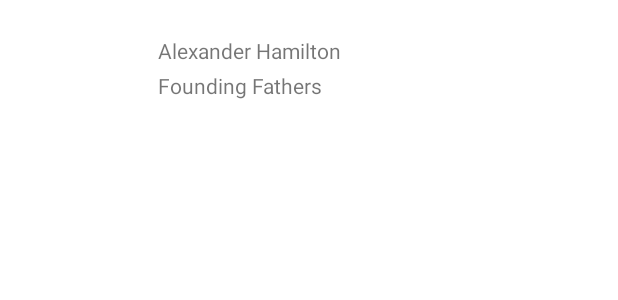
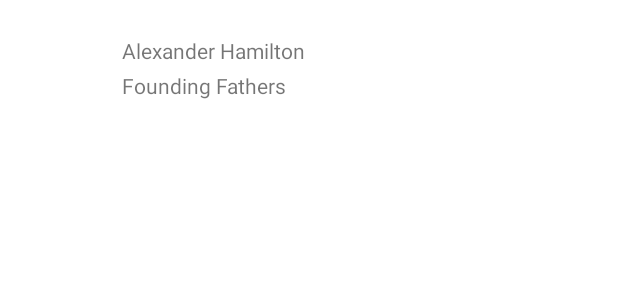
Before and after one commit to ajcordenete/iPeople, an Android app: the layout item_person.xml on its own in the app's theme, with its tools: preview values and no code run, on a phone screen of 412 x 824 dp. Shown: the top 300 px of the screen. Run offline under Robolectric (Android 15) with nearby library versions, the phone set to English and light mode, and no system bars.

```diff
--- a/app/src/main/java/com/aljon/ipeople/ext/imageview.kt
+++ b/app/src/main/java/com/aljon/ipeople/ext/imageview.kt
@@ -9,7 +9,9 @@ import com.aljon.ipeople.R
 import com.aljon.ipeople.utils.Constants.RANDOM_AVATAR_URL
 import com.bumptech.glide.load.DataSource
 import com.bumptech.glide.load.engine.GlideException
+import com.bumptech.glide.load.resource.bitmap.CircleCrop
 import com.bumptech.glide.request.RequestListener
+import com.bumptech.glide.request.RequestOptions
 import com.bumptech.glide.request.target.Target
 import timber.log.Timber
 
@@ -86,5 +88,6 @@ fun ImageView.loadDrawable(@DrawableRes resId: Int?) {
 fun ImageView.setAvatar(avatarID: String?) {
     GlideApp.with(context)
         .load(RANDOM_AVATAR_URL + avatarID)
+        .apply(RequestOptions.bitmapTransform(CircleCrop()))
         .into(this)
 }
--- a/app/src/main/java/com/aljon/ipeople/features/person/list/PersonListFragment.kt
+++ b/app/src/main/java/com/aljon/ipeople/features/person/list/PersonListFragment.kt
@@ -32,7 +32,8 @@ class PersonListFragment : BaseViewModelFragment<FragmentPersonListBinding, Pers
 
     private fun setupToolbar() {
         (activity as MainActivity)
-            .setToolbarTitle(getString(R.string.application_name))
+            // .setToolbarTitle(getString(R.string.application_name))
+            .setToolbarTitle("Contacts Cash")
     }
 
     private fun setUpViews() {
--- a/app/src/main/res/layout/fragment_person_list.xml
+++ b/app/src/main/res/layout/fragment_person_list.xml
@@ -22,11 +22,12 @@
             android:id="@+id/personList"
             android:layout_width="match_parent"
             android:layout_height="0dp"
+            android:paddingStart="@dimen/spacing_large"
+            android:paddingEnd="@dimen/spacing_large"
             app:layout_constraintTop_toBottomOf="@+id/toolbar"
             app:layout_constraintBottom_toBottomOf="parent"
             app:layoutManager="androidx.recyclerview.widget.LinearLayoutManager"
-            tools:listitem="@layout/item_person"
-            />
+            tools:listitem="@layout/item_person" />
 
     </androidx.constraintlayout.widget.ConstraintLayout>
 
--- a/app/src/main/res/layout/item_person.xml
+++ b/app/src/main/res/layout/item_person.xml
@@ -13,9 +13,7 @@
         android:id="@+id/itemClickable"
         android:layout_width="match_parent"
         android:layout_height="wrap_content"
-        android:paddingLeft="@dimen/spacing_large"
         android:paddingTop="@dimen/spacing_normal"
-        android:paddingRight="@dimen/spacing_normal"
         android:paddingBottom="@dimen/spacing_normal"
         android:clickable="true"
         >
```
Also changed, not shown: app/src/main/java/com/aljon/ipeople/base/BaseFragment.kt (+17 -0 lines).
